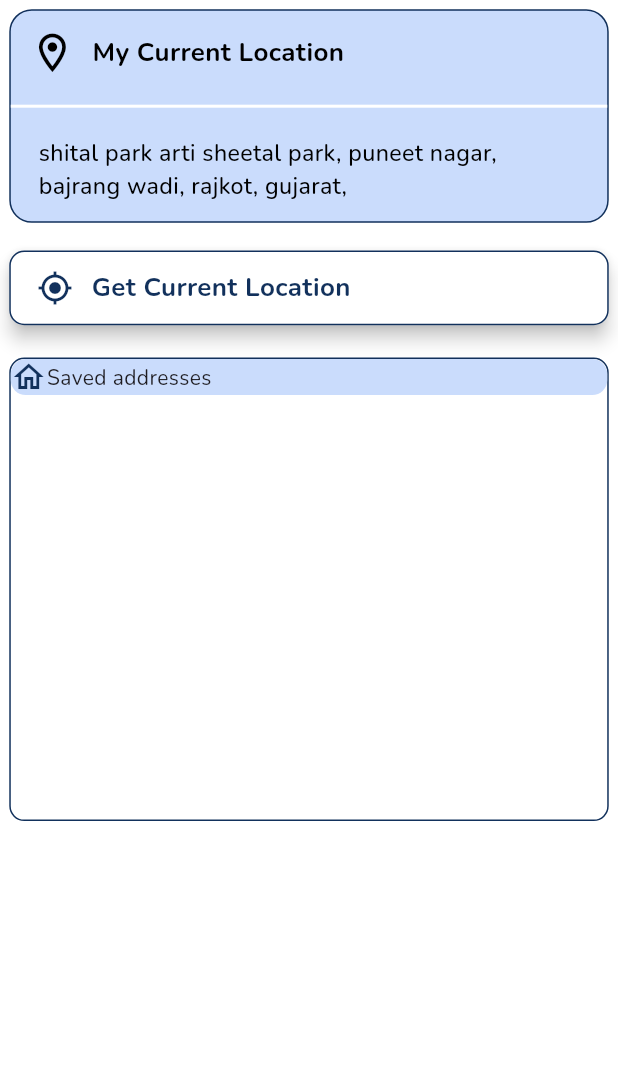
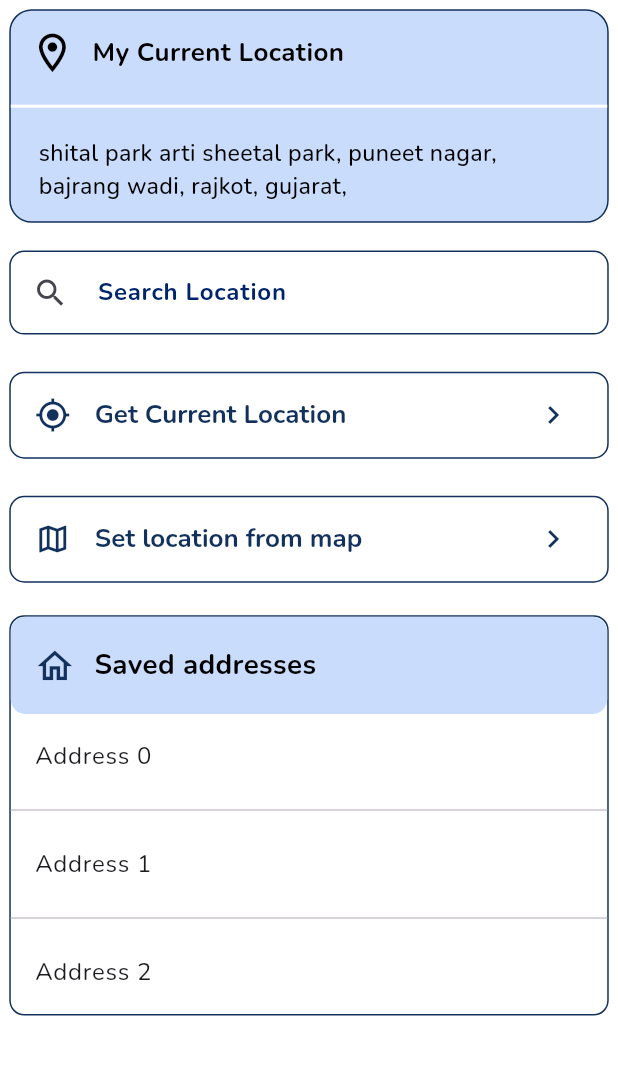
Before and after one commit to wlf-pratik-11/WLF-New-Flutter-App, a Flutter app: the LocationDetailScreen screen opened directly, on a phone screen of 412 x 824 dp, the part 84-1159 px from its top. Run offline on Flutter 3.47's test engine with Material 3 defaults, Android fonts, the phone set to English and light mode, and no system bars; our stand-ins replace dio, firebase_auth, firebase_core, firebase_database, geocoding, geolocator and 10 more; accounts and stored records are empty; network calls fail.

Commit message:
Location Search Screen Design Done

```diff
--- a/lib/commons/common_functions.dart
+++ b/lib/commons/common_functions.dart
@@ -157,6 +157,6 @@ navigatorPop(BuildContext context) {
   return Navigator.pop(context);
 }
 
-// textStyleForBodyText() {
-//   return TextStyle();
-// }
+spaceSymmetric({double? vertical,double? horizontal}){
+  return EdgeInsets.symmetric(vertical: screenSizeRatio * (vertical??0), horizontal: screenSizeRatio * (horizontal??0));
+}
--- a/lib/commons/string_values.dart
+++ b/lib/commons/string_values.dart
@@ -75,6 +75,7 @@ class StringValues {
   static String stockOut = "Stock Out";
   static String areYouWantToDelete = "Are you want to Delete.!!";
   static String delete = "Delete";
+  static String getTheBestDeals = "Get the Best Deals at Unbeatable Prices!";
 
   //Firebase Add Phone Screen
 
@@ -91,6 +92,13 @@ class StringValues {
   static String variant = "Variant's";
   static String offerActive = "Offer Active ?";
   static String imageURL = "Image URL";
+  static String choosePhoneVariant = "Choose Phone Variant.!!";
+
+  //Firebase add phone screen bloc
+
+  static String deletedSuccessfully = "Deleted Successfully..!!";
+  static String savedSuccessfully = "Record Saved Successfully..!!";
+  static String updatedSuccessfully = "Record Saved Successfully..!!";
 
   //Google Map
 
@@ -100,5 +108,6 @@ class StringValues {
 
   static String myLocation = "My Current Location";
   static String getCurrentLocation = "Get Current Location";
+  static String setLocationFromMap = "Set location from map";
   static String savedAddresses = "Saved addresses";
 }
--- a/lib/screens/firebaseCrudScreen/firebase_crud_screen_bloc.dart
+++ b/lib/screens/firebaseCrudScreen/firebase_crud_screen_bloc.dart
@@ -15,8 +15,7 @@ class FirebaseCrudScreenBloc {
   final orderPlaced = BehaviorSubject<bool>.seeded(false);
 
   Query getFirebaseRef() {
-    final firebaseReference = ref;
-    return firebaseReference;
+    return ref;
   }
 
   deleteItemFromList(String key, BuildContext context) async {
@@ -75,7 +74,7 @@ class FirebaseCrudScreenBloc {
     await ref.child(itemKey).remove().then((value) {
       var snakBar = SnackBar(
         content: Text(
-          "Deleted Successfully..!!",
+          StringValues.deletedSuccessfully,
           style: TextStyle(color: Colors.white, fontSize: screenSizeRatio * 0.03, fontWeight: FontWeight.bold),
         ),
         backgroundColor: Colors.black,
--- a/lib/screens/googleMapScreen/location_detail_screen.dart
+++ b/lib/screens/googleMapScreen/location_detail_screen.dart
@@ -1,7 +1,9 @@
 import 'package:flutter/material.dart';
+import 'package:google_fonts/google_fonts.dart';
 import 'package:wlf_new_flutter_app/commons/common_functions.dart';
 import 'package:wlf_new_flutter_app/commons/my_colors.dart';
 import 'package:wlf_new_flutter_app/commons/string_values.dart';
+import 'package:wlf_new_flutter_app/screens/googleMapScreen/location_detail_screen_bloc.dart';
 
 class LocationDetailScreen extends StatefulWidget {
   const LocationDetailScreen({super.key});
@@ -11,6 +13,13 @@ class LocationDetailScreen extends StatefulWidget {
 }
 
 class _LocationDetailScreenState extends State<LocationDetailScreen> {
+  late LocationDetailScreenBloc _bloc;
+  @override
+  void didChangeDependencies() {
+    _bloc = LocationDetailScreenBloc();
+    // TODO: implement didChangeDependencies
+    super.didChangeDependencies();
+  }
   @override
   Widget build(BuildContext context) {
     return Scaffold(
@@ -20,45 +29,42 @@ class _LocationDetailScreenState extends State<LocationDetailScreen> {
   }
 
   _buildBody() {
-    return Column(
+    return SingleChildScrollView(
+      physics: BouncingScrollPhysics(),
+      scrollDirection: Axis.vertical,
+      child: Column(
         crossAxisAlignment: CrossAxisAlignment.start,
         mainAxisAlignment: MainAxisAlignment.start,
         children: [
+
           currentLocationContainer(),
-        getCurrentLocationButton(),
-        Container(
-          margin: EdgeInsets.symmetric(horizontal: screenSizeRatio * 0.01, vertical: screenSizeRatio * 0.015),
-          width: double.maxFinite,
-          height: screenSizeRatio * 0.5,
-          decoration:
-              BoxDecoration(borderRadius: BorderRadiusDirectional.circular(10), border: Border.all(color: MyColors.mainColor)),
-          child: Column(
-            children: [
-              Container(
-                decoration: BoxDecoration(
-                  borderRadius: BorderRadiusDirectional.circular(10),
-                  color: MyColors.lightBlue,
-                ),
-                child: Row(
-                  children: [
-                    Icon(
-                      Icons.home_outlined,
+
+          locationSearchField(),
+
+          buttonContainer(value: StringValues.getCurrentLocation, onTap: () {
+          },leadingIcon: Icon(
+            Icons.my_location,
             color: MyColors.mainColor,
-                    ),
-                    Text(StringValues.savedAddresses),
+          ),trailingIcon: Icon(Icons.navigate_next,
+            color: MyColors.mainColor,)),
+
+          buttonContainer(value: StringValues.setLocationFromMap, onTap: () {
+          },leadingIcon: Icon(
+            Icons.map_outlined,
+            color: MyColors.mainColor,
+          ),trailingIcon: Icon(Icons.navigate_next,
+            color: MyColors.mainColor,)),
+
+          savedLocation()
+
         ],
       ),
-              )
-            ],
-          ),
-        )
-      ],
     );
   }
 
   Widget currentLocationContainer() {
     return Container(
-      margin: EdgeInsets.symmetric(horizontal: screenSizeRatio * 0.01, vertical: screenSizeRatio * 0.01),
+      margin: spaceSymmetric(horizontal: 0.01, vertical: 0.01),
       width: double.maxFinite,
       decoration: BoxDecoration(
           color: MyColors.lightBlue,
@@ -67,7 +73,7 @@ class _LocationDetailScreenState extends State<LocationDetailScreen> {
       child: Column(
         children: [
           Padding(
-            padding: EdgeInsets.symmetric(horizontal: screenSizeRatio * 0.02, vertical: screenSizeRatio * 0.02),
+            padding: spaceSymmetric(horizontal: 0.02, vertical: 0.02),
             child: Row(
               children: [
                 Icon(
@@ -76,7 +82,7 @@ class _LocationDetailScreenState extends State<LocationDetailScreen> {
                   size: screenSizeRatio * 0.05,
                 ),
                 Padding(
-                  padding: EdgeInsets.symmetric(horizontal: screenSizeRatio * 0.018),
+                  padding: spaceSymmetric(horizontal: 0.018),
                   child: Text(
                     StringValues.myLocation,
                     style: TextStyle(
@@ -95,10 +101,13 @@ class _LocationDetailScreenState extends State<LocationDetailScreen> {
             thickness: 2,
           )),
           Padding(
-            padding: EdgeInsets.symmetric(horizontal: screenSizeRatio * 0.03, vertical: screenSizeRatio * 0.02),
+            padding: spaceSymmetric(horizontal: 0.03, vertical: 0.02),
             child: Text(
               "shital park arti sheetal park, puneet nagar, bajrang wadi, rajkot, gujarat,",
-              style: TextStyle(fontWeight: FontWeight.w500, color: Colors.black, fontSize: screenSizeRatio * 0.025),
+              style: TextStyle(
+                  fontWeight: FontWeight.w500,
+                  color: Colors.black,
+                  fontSize: screenSizeRatio * 0.025),
             ),
           )
         ],
@@ -106,31 +115,104 @@ class _LocationDetailScreenState extends State<LocationDetailScreen> {
     );
   }
 
-  Widget getCurrentLocationButton() {
-    return Card(
-      color: Colors.white,
-      margin: EdgeInsets.symmetric(vertical: screenSizeRatio * 0.02, horizontal: screenSizeRatio * 0.01),
-      elevation: 5,
-      shape:
-          RoundedRectangleBorder(borderRadius: BorderRadiusDirectional.circular(10), side: BorderSide(color: MyColors.mainColor)),
-      child: Padding(
-        padding: EdgeInsets.symmetric(horizontal: screenSizeRatio * 0.03, vertical: screenSizeRatio * 0.02),
+  Widget locationSearchField(){
+    return Padding(
+      padding:spaceSymmetric(vertical: 0.02,horizontal: 0.01),
+      child: TextFormField(
+        onChanged: (value) {
+
+        },
+        keyboardType: TextInputType.streetAddress,
+        decoration: InputDecoration(
+          labelText: "Search Location",
+          labelStyle: TextStyle(color: MyColors.darkBlue, fontWeight: FontWeight.bold),
+          floatingLabelBehavior: FloatingLabelBehavior.never,
+          filled: true,
+          fillColor: Colors.white,
+          prefixIconConstraints: BoxConstraints(maxHeight: screenSizeRatio * 0.05),
+          prefixIcon: Padding(
+            padding: EdgeInsets.symmetric(horizontal: screenSizeRatio * 0.025),
+            child: Icon(Icons.search),
+          ),
+          enabledBorder: OutlineInputBorder(
+            borderRadius: BorderRadius.circular(10),
+            borderSide: BorderSide(color: MyColors.mainColor),
+          ),
+          focusedBorder: OutlineInputBorder(
+            borderRadius: BorderRadius.circular(10),
+            borderSide: BorderSide(color: MyColors.darkBlue, width: 2),
+          ),
+        ),
+      ),
+    );
+  }
+
+  Widget buttonContainer({required String value,required Function() onTap,required Icon leadingIcon,required Icon trailingIcon}) {
+    return Padding(
+      padding: spaceSymmetric(vertical: 0.02, horizontal: 0.01),
+      child: ListTile(
+        titleTextStyle: GoogleFonts.nunito(textStyle:TextStyle(
+            color: MyColors.mainColor,
+            fontSize: screenSizeRatio * 0.028,
+            fontWeight: FontWeight.w700), ),
+        onTap: onTap,
+        title: Text(value),
+        leading: leadingIcon,
+        shape: RoundedRectangleBorder(borderRadius: BorderRadiusDirectional.circular(10),side: BorderSide(color: MyColors.mainColor)),
+        trailing: trailingIcon,
+
+      ),
+
+    );
+  }
+
+  Widget savedLocation(){
+    return Container(
+      margin: spaceSymmetric(horizontal: 0.01, vertical: 0.015),
+      width: double.maxFinite,
+      decoration: BoxDecoration(
+          borderRadius: BorderRadiusDirectional.circular(10),
+          border: Border.all(color: MyColors.mainColor)),
+      child: Column(
+        children: [
+          Container(
+            decoration: BoxDecoration(
+              borderRadius: BorderRadiusDirectional.circular(10),
+              color: MyColors.lightBlue,
+            ),
+            padding: spaceSymmetric(vertical: 0.03, horizontal: 0.025),
             child: Row(
               children: [
                 Icon(
-              Icons.my_location,
+                  Icons.home_outlined,
                   color: MyColors.mainColor,
+                  size: screenSizeRatio * 0.045,
                 ),
                 Padding(
-              padding: EdgeInsets.symmetric(horizontal: screenSizeRatio * 0.02),
+                  padding: EdgeInsets.only(left: screenSizeRatio * 0.02),
                   child: Text(
-                StringValues.getCurrentLocation,
-                style: TextStyle(color: MyColors.mainColor, fontSize: screenSizeRatio * 0.028, fontWeight: FontWeight.w700),
+                    StringValues.savedAddresses,
+                    style: TextStyle(
+                      color: Colors.black,
+                      fontSize: screenSizeRatio * 0.03,
+                      fontWeight: FontWeight.w700,
+                    ),
                   ),
                 ),
               ],
             ),
           ),
+          ListView.separated(
+              shrinkWrap: true,
+              itemBuilder: (context, index) {
+                return ListTile(title: Text("Address $index"));
+              },
+              separatorBuilder: (context, index) {
+                return Divider();
+              },
+              itemCount: 3)
+        ],
+      ),
     );
   }
 }
--- a/lib/screens/googleMapScreen/location_detail_screen_bloc.dart
+++ b/lib/screens/googleMapScreen/location_detail_screen_bloc.dart
@@ -0,0 +1,3 @@
+class LocationDetailScreenBloc{
+
+}
```
Also changed, not shown: lib/screens/firebaseCrudScreen/firebaseAddPhoneScreen/firebase_add_phone_screen.dart (+106 -59 lines), lib/screens/firebaseCrudScreen/firebaseAddPhoneScreen/firebase_add_phone_screen_bloc.dart (+28 -41 lines), lib/screens/firebaseCrudScreen/firebase_crud_screen.dart (+28 -44 lines), lib/screens/googleMapScreen/googleMapFindAndShowLocation/google_map_screen.dart (+5 -3 lines), pubspec.lock. Lines whose indentation alone changed are shown as unchanged.
